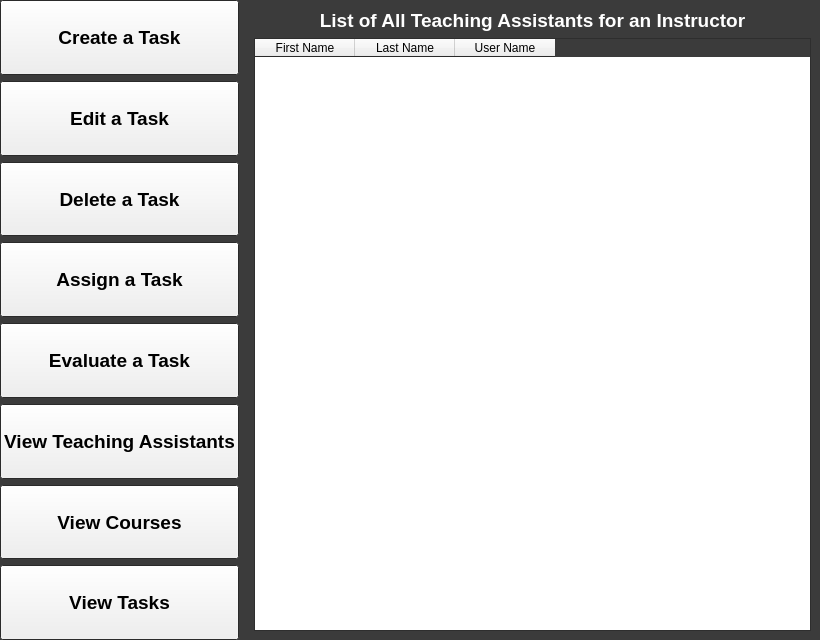
The window that TAEval-Client/apiwindow.ui (wfairclough/TAE) describes before a commit, drawn with Qt 5.
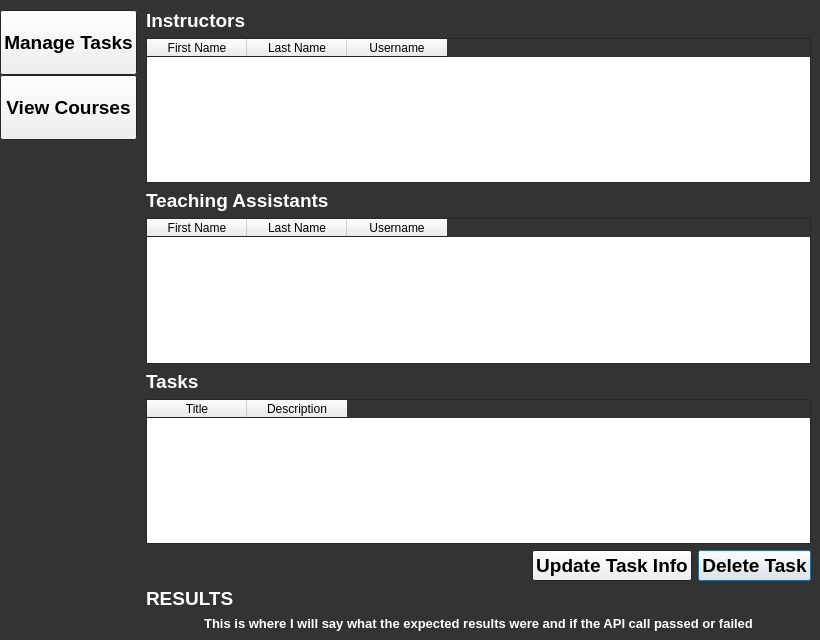
The same window after the commit. The open tabs and pages were chosen to show the change.

Commit message: Removed unecessary views

Patch:
```diff
--- a/TAEval-Client/apiwindow.ui
+++ b/TAEval-Client/apiwindow.ui
@@ -43,9 +43,9 @@
      <colorrole role="Window">
       <brush brushstyle="SolidPattern">
        <color alpha="255">
-        <red>59</red>
-        <green>59</green>
-        <blue>59</blue>
+        <red>51</red>
+        <green>51</green>
+        <blue>51</blue>
        </color>
       </brush>
      </colorrole>
@@ -81,9 +81,9 @@
      <colorrole role="Window">
       <brush brushstyle="SolidPattern">
        <color alpha="255">
-        <red>59</red>
-        <green>59</green>
-        <blue>59</blue>
+        <red>51</red>
+        <green>51</green>
+        <blue>51</blue>
        </color>
       </brush>
      </colorrole>
@@ -110,18 +110,18 @@
      <colorrole role="Base">
       <brush brushstyle="SolidPattern">
        <color alpha="255">
-        <red>59</red>
-        <green>59</green>
-        <blue>59</blue>
+        <red>51</red>
+        <green>51</green>
+        <blue>51</blue>
        </color>
       </brush>
      </colorrole>
      <colorrole role="Window">
       <brush brushstyle="SolidPattern">
        <color alpha="255">
-        <red>59</red>
-        <green>59</green>
-        <blue>59</blue>
+        <red>51</red>
+        <green>51</green>
+        <blue>51</blue>
        </color>
       </brush>
      </colorrole>
@@ -205,6 +205,9 @@
     </palette>
    </property>
    <layout class="QHBoxLayout" name="horizontalLayout">
+    <property name="spacing">
+     <number>0</number>
+    </property>
     <property name="margin">
      <number>0</number>
     </property>
@@ -217,32 +220,33 @@
        </sizepolicy>
       </property>
       <layout class="QVBoxLayout" name="verticalLayout">
+       <property name="spacing">
+        <number>0</number>
+       </property>
+       <property name="sizeConstraint">
+        <enum>QLayout::SetNoConstraint</enum>
+       </property>
        <property name="margin">
         <number>0</number>
        </property>
        <item>
-        <widget class="QPushButton" name="newTaskButton">
-         <property name="sizePolicy">
-          <sizepolicy hsizetype="Minimum" vsizetype="Expanding">
-           <horstretch>0</horstretch>
-           <verstretch>0</verstretch>
-          </sizepolicy>
+        <spacer name="verticalSpacer_2">
+         <property name="orientation">
+          <enum>Qt::Vertical</enum>
          </property>
-         <property name="font">
-          <font>
-           <family>Helvetica Neue</family>
-           <pointsize>14</pointsize>
-           <weight>75</weight>
-           <bold>true</bold>
-          </font>
+         <property name="sizeType">
+          <enum>QSizePolicy::Fixed</enum>
          </property>
-         <property name="text">
-          <string>Create a Task</string>
+         <property name="sizeHint" stdset="0">
+          <size>
+           <width>20</width>
+           <height>10</height>
+          </size>
          </property>
-        </widget>
+        </spacer>
        </item>
        <item>
-        <widget class="QPushButton" name="editTaskButton">
+        <widget class="QPushButton" name="manageTaskButton">
          <property name="sizePolicy">
           <sizepolicy hsizetype="Minimum" vsizetype="Expanding">
            <horstretch>0</horstretch>
@@ -258,91 +262,10 @@
           </font>
          </property>
          <property name="text">
-          <string>Edit a Task</string>
+          <string>Manage Tasks</string>
          </property>
-        </widget>
-       </item>
-       <item>
-        <widget class="QPushButton" name="deleteTaskButton">
-         <property name="sizePolicy">
-          <sizepolicy hsizetype="Minimum" vsizetype="Expanding">
-           <horstretch>0</horstretch>
-           <verstretch>0</verstretch>
-          </sizepolicy>
-         </property>
-         <property name="font">
-          <font>
-           <family>Helvetica Neue</family>
-           <pointsize>14</pointsize>
-           <weight>75</weight>
-           <bold>true</bold>
-          </font>
-         </property>
-         <property name="text">
-          <string>Delete a Task</string>
-         </property>
-        </widget>
-       </item>
-       <item>
-        <widget class="QPushButton" name="assignTaskButton">
-         <property name="sizePolicy">
-          <sizepolicy hsizetype="Minimum" vsizetype="Expanding">
-           <horstretch>0</horstretch>
-           <verstretch>0</verstretch>
-          </sizepolicy>
-         </property>
-         <property name="font">
-          <font>
-           <family>Helvetica Neue</family>
-           <pointsize>14</pointsize>
-           <weight>75</weight>
-           <bold>true</bold>
-          </font>
-         </property>
-         <property name="text">
-          <string>Assign a Task</string>
-         </property>
-        </widget>
-       </item>
-       <item>
-        <widget class="QPushButton" name="evaluateTaskButton">
-         <property name="sizePolicy">
-          <sizepolicy hsizetype="Minimum" vsizetype="Expanding">
-           <horstretch>0</horstretch>
-           <verstretch>0</verstretch>
-          </sizepolicy>
-         </property>
-         <property name="font">
-          <font>
-           <family>Helvetica Neue</family>
-           <pointsize>14</pointsize>
-           <weight>75</weight>
-           <bold>true</bold>
-          </font>
-         </property>
-         <property name="text">
-          <string>Evaluate a Task</string>
-         </property>
-        </widget>
-       </item>
-       <item>
-        <widget class="QPushButton" name="viewTaButton">
-         <property name="sizePolicy">
-          <sizepolicy hsizetype="Minimum" vsizetype="Expanding">
-           <horstretch>0</horstretch>
-           <verstretch>0</verstretch>
-          </sizepolicy>
-         </property>
-         <property name="font">
-          <font>
-           <family>Helvetica Neue</family>
-           <pointsize>14</pointsize>
-           <weight>75</weight>
-           <bold>true</bold>
-          </font>
-         </property>
-         <property name="text">
-          <string>View Teaching Assistants</string>
+         <property name="flat">
+          <bool>false</bool>
          </property>
         </widget>
        </item>
@@ -365,28 +288,26 @@
          <property name="text">
           <string>View Courses</string>
          </property>
+         <property name="flat">
+          <bool>false</bool>
+         </property>
         </widget>
        </item>
        <item>
-        <widget class="QPushButton" name="viewTaskButton">
-         <property name="sizePolicy">
-          <sizepolicy hsizetype="Minimum" vsizetype="Expanding">
-           <horstretch>0</horstretch>
-           <verstretch>0</verstretch>
-          </sizepolicy>
+        <spacer name="verticalSpacer">
+         <property name="orientation">
+          <enum>Qt::Vertical</enum>
          </property>
-         <property name="font">
-          <font>
-           <family>Helvetica Neue</family>
-           <pointsize>14</pointsize>
-           <weight>75</weight>
-           <bold>true</bold>
-          </font>
+         <property name="sizeType">
+          <enum>QSizePolicy::Expanding</enum>
          </property>
-         <property name="text">
-          <string>View Tasks</string>
+         <property name="sizeHint" stdset="0">
+          <size>
+           <width>20</width>
+           <height>500</height>
+          </size>
          </property>
-        </widget>
+        </spacer>
        </item>
       </layout>
      </widget>
@@ -405,6 +326,9 @@
        </font>
       </property>
       <layout class="QVBoxLayout" name="verticalLayout_2">
+       <property name="spacing">
+        <number>0</number>
+       </property>
        <property name="margin">
         <number>0</number>
        </property>
@@ -416,7 +340,7 @@
           </font>
          </property>
          <property name="currentIndex">
-          <number>7</number>
+          <number>1</number>
          </property>
          <widget class="QWidget" name="defaultPage">
           <layout class="QVBoxLayout" name="verticalLayout_3">
@@ -443,34 +367,6 @@
            </item>
           </layout>
          </widget>
-         <widget class="QWidget" name="newTaskPage">
-          <layout class="QVBoxLayout" name="verticalLayout_4">
-           <item>
-            <widget class="QLabel" name="label_2">
-             <property name="text">
-              <string>1</string>
-             </property>
-             <property name="alignment">
-              <set>Qt::AlignCenter</set>
-             </property>
-            </widget>
-           </item>
-          </layout>
-         </widget>
-         <widget class="QWidget" name="editTaskPage">
-          <layout class="QVBoxLayout" name="verticalLayout_5">
-           <item>
-            <widget class="QLabel" name="label_3">
-             <property name="text">
-              <string>2</string>
-             </property>
-             <property name="alignment">
-              <set>Qt::AlignCenter</set>
-             </property>
-            </widget>
-           </item>
-          </layout>
-         </widget>
          <widget class="QWidget" name="deleteTaskPage">
           <layout class="QVBoxLayout" name="verticalLayout_6">
            <item>
@@ -622,67 +518,6 @@
            </item>
           </layout>
          </widget>
-         <widget class="QWidget" name="assignTaskPage">
-          <layout class="QVBoxLayout" name="verticalLayout_7">
-           <item>
-            <widget class="QLabel" name="label_5">
-             <property name="text">
-              <string>4</string>
-             </property>
-             <property name="alignment">
-              <set>Qt::AlignCenter</set>
-             </property>
-            </widget>
-           </item>
-          </layout>
-         </widget>
-         <widget class="QWidget" name="evaluateTaskPage">
-          <layout class="QVBoxLayout" name="verticalLayout_8">
-           <item>
-            <widget class="QLabel" name="label_6">
-             <property name="text">
-              <string>5</string>
-             </property>
-             <property name="alignment">
-              <set>Qt::AlignCenter</set>
-             </property>
-            </widget>
-           </item>
-          </layout>
-         </widget>
-         <widget class="QWidget" name="viewTaPage">
-          <layout class="QVBoxLayout" name="verticalLayout_9">
-           <item>
-            <widget class="QLabel" name="taTableText">
-             <property name="text">
-              <string>List of All Teaching Assistants for an Instructor</string>
-             </property>
-             <property name="alignment">
-              <set>Qt::AlignCenter</set>
-             </property>
-            </widget>
-           </item>
-           <item>
-            <widget class="QTableWidget" name="taTable">
-             <column>
-              <property name="text">
-               <string>First Name</string>
-              </property>
-             </column>
-             <column>
-              <property name="text">
-               <string>Last Name</string>
-              </property>
-             </column>
-             <column>
-              <property name="text">
-               <string>User Name</string>
-              </property>
-             </column>
-            </widget>
-           </item>
-          </layout>
-         </widget>
          <widget class="QWidget" name="viewCoursePage">
           <layout class="QVBoxLayout" name="verticalLayout_10">
            <item>
@@ -709,20 +544,6 @@
            </item>
           </layout>
          </widget>
-         <widget class="QWidget" name="viewTaskPage">
-          <layout class="QVBoxLayout" name="verticalLayout_11">
-           <item>
-            <widget class="QLabel" name="label_9">
-             <property name="text">
-              <string>8</string>
-             </property>
-             <property name="alignment">
-              <set>Qt::AlignCenter</set>
-             </property>
-            </widget>
-           </item>
-          </layout>
-         </widget>
         </widget>
        </item>
       </layout>
```
The commit also changes 2 other files.
